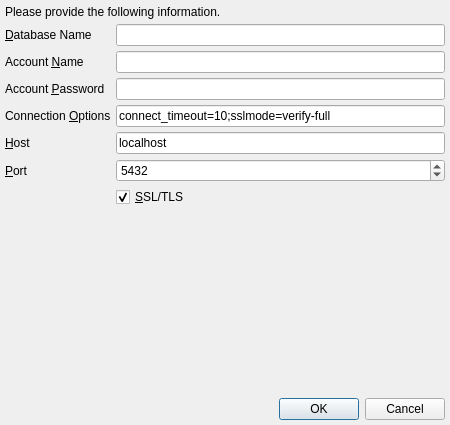
Old version of the form branches/trunk/UI/spot-on-postgresql-connect.ui in the repository textbrowser/spot-on.
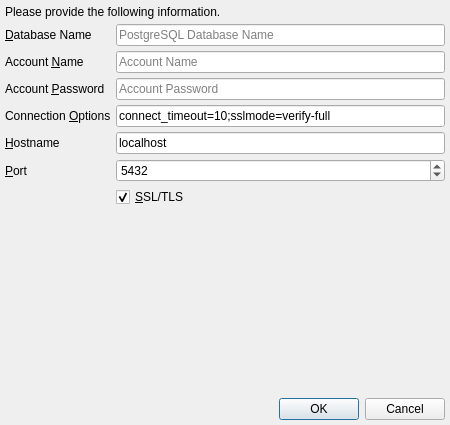
New version of the form. Icons and pictures are not drawn.

The edit to the form file:
```diff
--- a/branches/trunk/UI/spot-on-postgresql-connect.ui
+++ b/branches/trunk/UI/spot-on-postgresql-connect.ui
@@ -83,7 +83,11 @@
       </widget>
      </item>
      <item row="0" column="1">
-      <widget class="QLineEdit" name="database"/>
+      <widget class="QLineEdit" name="database">
+       <property name="placeholderText">
+        <string>PostgreSQL Database Name</string>
+       </property>
+      </widget>
      </item>
      <item row="1" column="0">
       <widget class="QLabel" name="label">
@@ -96,7 +100,11 @@
       </widget>
      </item>
      <item row="1" column="1">
-      <widget class="QLineEdit" name="name"/>
+      <widget class="QLineEdit" name="name">
+       <property name="placeholderText">
+        <string>Account Name</string>
+       </property>
+      </widget>
      </item>
      <item row="2" column="0">
       <widget class="QLabel" name="label_2">
@@ -113,12 +121,15 @@
        <property name="echoMode">
         <enum>QLineEdit::Password</enum>
        </property>
+       <property name="placeholderText">
+        <string>Account Password</string>
+       </property>
       </widget>
      </item>
      <item row="4" column="0">
       <widget class="QLabel" name="label_3">
        <property name="text">
-        <string>&amp;Host</string>
+        <string>&amp;Hostname</string>
        </property>
        <property name="buddy">
         <cstring>host</cstring>
```
Left out of the diff: 6 changed lines with no effect on the pictures.
